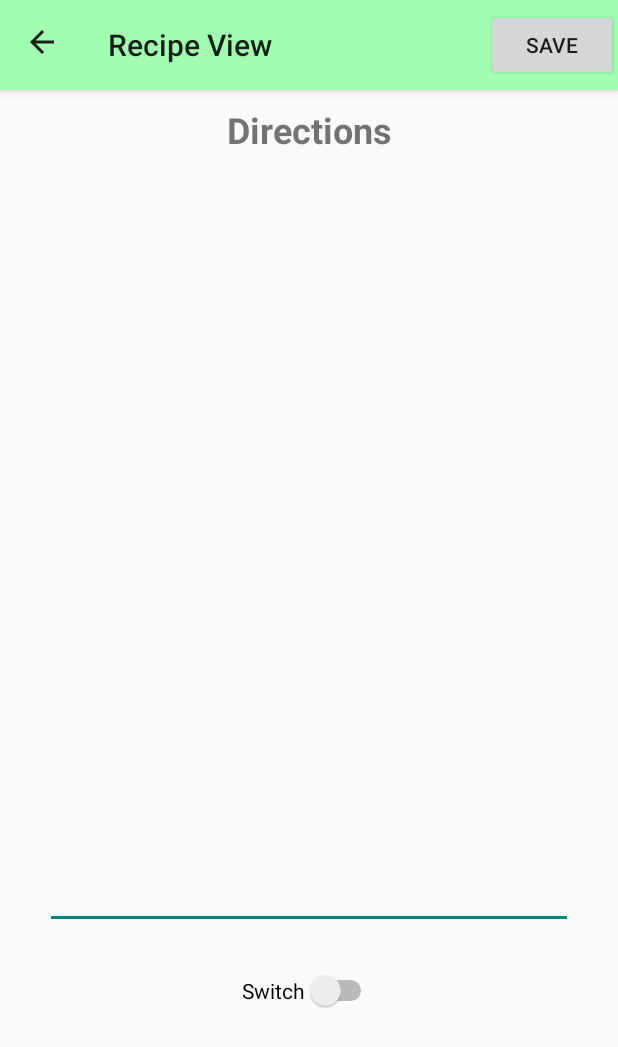
After one commit to scolobey/funky-radish-android, an Android app: the RecipeViewActivity screen opened directly, with no data from a screen before it, on a phone screen of 412 x 824 dp. The commit adds this screen. Shown: the top 1047 px of the screen. Run offline under Robolectric (Android 15) with nearby library versions, the phone set to English and light mode, and no system bars; our stand-ins replace Volley; 7 statements that could not run were skipped.

Commit message:
Save recipe works. Started on list view styling.

```diff
--- a/app/build.gradle
+++ b/app/build.gradle
@@ -45,4 +45,5 @@ dependencies {
     implementation 'com.google.code.gson:gson:2.8.5'
     implementation 'io.realm:android-adapters:3.0.0'
     implementation 'com.android.support:recyclerview-v7:28.0.0'
+    implementation 'com.android.support:cardview-v7:28.0.0'
 }
--- a/app/src/main/java/com/funkyradish/funky_radish/RecipeModel.kt
+++ b/app/src/main/java/com/funkyradish/funky_radish/RecipeModel.kt
@@ -7,7 +7,13 @@ class RecipeModel : RecipeInterface {
     override fun addRecipe(realm: Realm, recipe: Recipe): Boolean {
         try {
             realm.beginTransaction()
-            realm.copyToRealmOrUpdate(recipe)
+
+            if(recipe!=null) {
+                realm.copyToRealmOrUpdate(recipe)
+            }
+            else {
+                realm.copyToRealmOrUpdate(Recipe())
+            }
             realm.commitTransaction()
             return true
         } catch (e: Exception) {
--- /dev/null
+++ b/app/src/main/java/com/funkyradish/funky_radish/RecipeViewActivity.kt
@@ -0,0 +1,128 @@
+package com.funkyradish.funky_radish
+
+import android.support.v7.app.AppCompatActivity
+import android.os.Bundle
+import android.widget.Button
+import io.realm.Realm
+import kotlinx.android.synthetic.main.activity_recipe_view.*
+import com.android.volley.toolbox.Volley
+import io.realm.RealmList
+
+
+class RecipeViewActivity : AppCompatActivity() {
+
+    var directionView: Boolean = true
+    var ingredientArray = listOf<String>()
+    var directionArray = listOf<String>()
+
+    override fun onCreate(savedInstanceState: Bundle?) {
+        super.onCreate(savedInstanceState)
+        setContentView(R.layout.activity_recipe_view)
+
+        setSupportActionBar(toolbar)
+        supportActionBar?.setDisplayHomeAsUpEnabled(true)
+
+        val saveButton = findViewById(R.id.action_save) as Button
+
+        var recipeModel = RecipeModel()
+        val realm = Realm.getDefaultInstance()
+        val recipeID: String = intent.getStringExtra("rid")
+        var recipe = Recipe()
+
+        if(recipeID.length > 0) {
+            recipe = recipeModel.getRecipe(realm, recipeID)
+        }
+        else {
+            try {
+                realm.beginTransaction()
+                recipe = realm.createObject(Recipe::class.java)
+                realm.commitTransaction()
+            } catch (e: Exception) {
+                e.printStackTrace()
+            }
+        }
+
+        prepareRecipeView(recipe)
+
+        recipeViewSwitch.setOnClickListener {
+            directionView = !directionView
+            prepareRecipeView(recipe)
+        }
+
+        saveButton.setOnClickListener {
+
+            val realm = Realm.getDefaultInstance()
+            val queue = Volley.newRequestQueue(this)
+
+            if(directionView) {
+                // convert text to realmList and set recipe.directions
+                directionArray = recipeViewContent.text.split("\n")
+                var recipeRealmList = RealmList<String>()
+
+                for (i in directionArray) {
+                    recipeRealmList.add(i)
+                }
+
+                realm.executeTransaction { realm ->
+                    try {
+                        recipe.directions = recipeRealmList
+                        saveRecipe(this, queue, recipe.title, ingredientArray, directionArray)
+                    } catch (e: Exception) {
+                        e.printStackTrace()
+                    }
+                }
+            }
+            else {
+                // convert text to realmList and set recipe.ingredients
+                ingredientArray = recipeViewContent.text.split("\n")
+                var recipeRealmList = RealmList<String>()
+
+                for (i in ingredientArray) {
+                    recipeRealmList.add(i)
+                }
+
+                realm.executeTransaction { realm ->
+                    try {
+                        recipe.ingredients = recipeRealmList
+                        saveRecipe(this, queue, recipe.title, ingredientArray, directionArray)
+                    } catch (e: Exception) {
+                        e.printStackTrace()
+                    }
+                }
+            }
+        }
+    }
+
+    fun prepareRecipeView(recipe: Recipe) {
+
+        if(directionView) {
+            recipeViewTitle.text = "Directions"
+
+            val dirs = recipe.directions
+            val dirString = StringBuilder()
+
+            for (i in 0 until dirs!!.size) {
+                println(dirs!![i])
+                dirString.append(dirs!![i]).append("\n")
+            }
+
+            val finalIngredientString = dirString.toString()
+            recipeViewContent.setText(finalIngredientString)
+        }
+        else {
+            recipeViewTitle.text = "Ingredients"
+
+            val ings = recipe.ingredients
+            val ingString = StringBuilder()
+
+            for (i in 0 until ings!!.size) {
+                println(ings!![i])
+                ingString.append(ings!![i]).append("\n")
+            }
+
+            val finalIngredientString = ingString.toString()
+            recipeViewContent.setText(finalIngredientString)
+        }
+
+    }
+}
--- /dev/null
+++ b/app/src/main/res/layout/activity_recipe_view.xml
@@ -0,0 +1,63 @@
+<?xml version="1.0" encoding="utf-8"?>
+<android.support.constraint.ConstraintLayout xmlns:android="http://schemas.android.com/apk/res/android"
+    xmlns:app="http://schemas.android.com/apk/res-auto"
+    xmlns:tools="http://schemas.android.com/tools"
+    android:layout_width="match_parent"
+    android:layout_height="match_parent"
+    tools:context=".RecipeViewActivity">
+
+    <android.support.v7.widget.Toolbar
+        android:id="@+id/toolbar"
+        android:layout_width="match_parent"
+        android:layout_height="60dp"
+        android:background="@color/colorPrimary"
+        android:elevation="4dp"
+        android:theme="@style/ThemeOverlay.AppCompat.ActionBar">
+
+        <Button
+            android:id="@+id/action_save"
+            android:layout_width="wrap_content"
+            android:layout_height="wrap_content"
+            android:text="@string/save"
+            android:layout_gravity="right"/>
+
+    </android.support.v7.widget.Toolbar>
+
+    <Switch
+        android:id="@+id/recipeViewSwitch"
+        android:layout_width="wrap_content"
+        android:layout_height="wrap_content"
+        android:layout_marginBottom="150dp"
+        android:text="Switch"
+        app:layout_constraintBottom_toBottomOf="parent"
+        app:layout_constraintEnd_toEndOf="parent"
+        app:layout_constraintStart_toStartOf="parent" />
+
+    <TextView
+        android:id="@+id/recipeViewTitle"
+        android:layout_width="wrap_content"
+        android:layout_height="wrap_content"
+        android:layout_marginTop="70dp"
+        android:text="TextView"
+        android:textSize="24sp"
+        android:textStyle="bold"
+        app:layout_constraintEnd_toEndOf="parent"
+        app:layout_constraintStart_toStartOf="parent"
+        app:layout_constraintTop_toTopOf="parent"
+        tools:text="Directions" />
+
+    <EditText
+        android:id="@+id/recipeViewContent"
+        android:layout_width="0dp"
+        android:layout_height="0dp"
+        android:layout_marginBottom="27dp"
+        android:layout_marginEnd="30dp"
+        android:layout_marginLeft="30dp"
+        android:layout_marginRight="30dp"
+        android:layout_marginStart="30dp"
+        android:layout_marginTop="10dp"
+        app:layout_constraintBottom_toTopOf="@+id/recipeViewSwitch"
+        app:layout_constraintEnd_toEndOf="parent"
+        app:layout_constraintStart_toStartOf="parent"
+        app:layout_constraintTop_toBottomOf="@+id/recipeViewTitle" />
+</android.support.constraint.ConstraintLayout>
--- a/app/src/main/res/values/strings.xml
+++ b/app/src/main/res/values/strings.xml
@@ -5,6 +5,7 @@
     <string name="settings_logout">Log Out</string>
     <string name="settings_signup">Signup</string>
     <string name="settings_reload">Reload</string>
+    <string name="save">Save</string>
 
     <string name="title_activity_recipe_search">RecipeSearchActivity</string>
     <string name="navigation_drawer_open">Open navigation drawer</string>
```
Also changed, not shown: app/src/main/AndroidManifest.xml (+8 -1 lines), app/src/main/java/com/funkyradish/funky_radish/APIManager.kt (+42 -29 lines), app/src/main/java/com/funkyradish/funky_radish/Recipe.kt (+0 -55 lines), app/src/main/java/com/funkyradish/funky_radish/RecipeListAdapter.kt (+31 -10 lines), app/src/main/java/com/funkyradish/funky_radish/RecipeSearchActivity.kt (+6 -3 lines), app/src/main/res/drawable-hdpi/main_background_selector.xml (added, +15 -0 lines), app/src/main/res/drawable/ic_navigate_before_black_24dp.xml (added, +9 -0 lines), app/src/main/res/layout/activity_recipe_search.xml (+15 -7 lines), app/src/main/res/layout/recipe_row.xml (+27 -49 lines).
